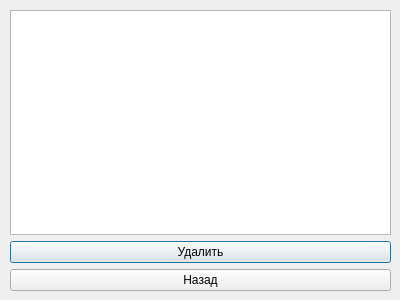
timowka0304/Word-Flow, file Word-Flow/delword.ui: the form before one commit.
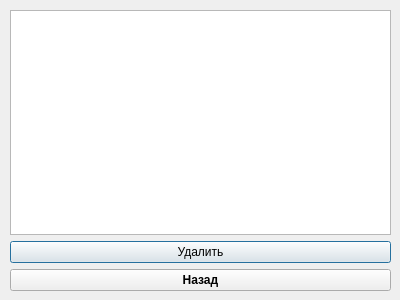
The form after the commit.

```diff
--- a/Word-Flow/delword.ui
+++ b/Word-Flow/delword.ui
@@ -56,6 +56,12 @@
       </item>
       <item>
        <widget class="QPushButton" name="back_to_menu_Button">
+        <property name="font">
+         <font>
+          <weight>75</weight>
+          <bold>true</bold>
+         </font>
+        </property>
         <property name="text">
          <string>Назад</string>
         </property>
```
